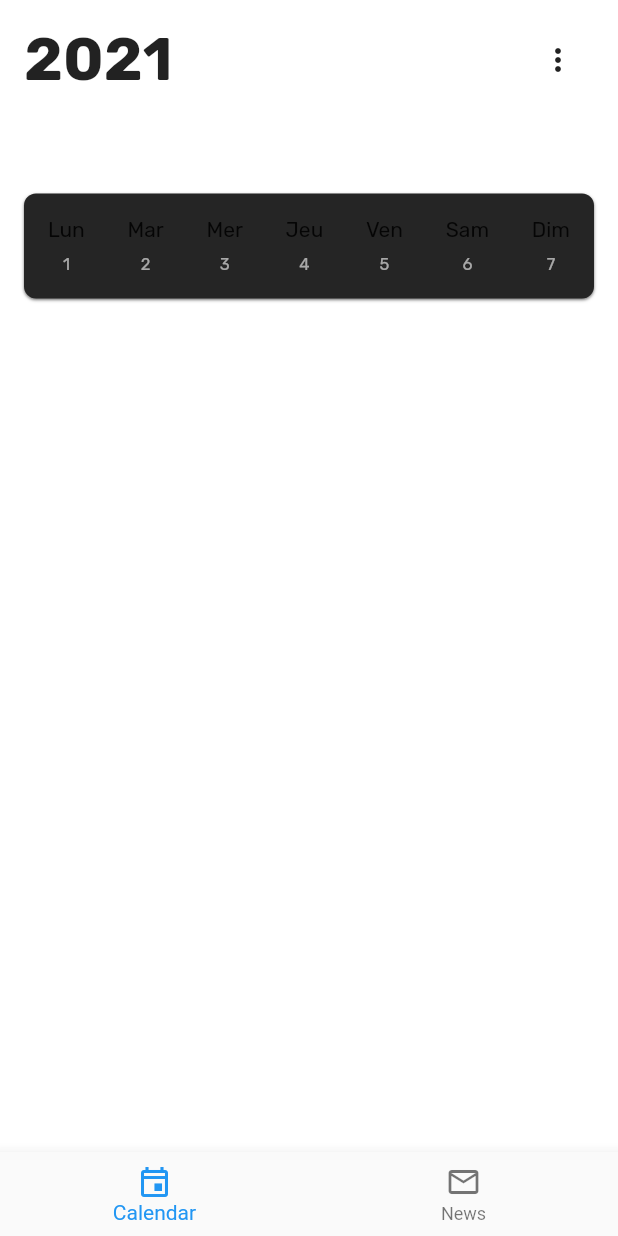
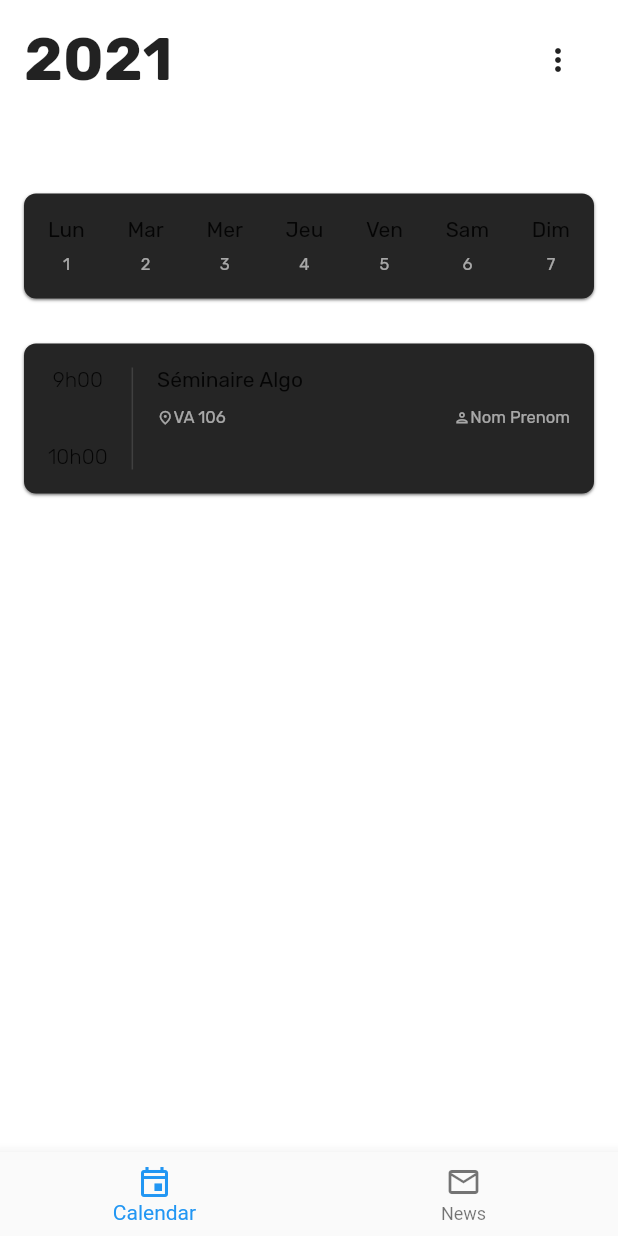
Before and after one commit to gastbob40/infinity-app, a Flutter app: the screen it shows after launch, on a phone screen of 412 x 824 dp. Run offline on Flutter 3.47's test engine with Material 2 defaults, Android fonts, the light colour scheme and no system bars; our stand-ins replace adaptive_theme, google_fonts.

Commit message:
feat (app): add all widgets (WIP)

```diff
--- a/lib/calendar.dart
+++ b/lib/calendar.dart
@@ -1,8 +1,10 @@
 import 'package:flutter/material.dart';
 import 'package:adaptive_theme/adaptive_theme.dart';
+import 'package:flutter/widgets.dart';
 import 'package:google_fonts/google_fonts.dart';
 
 const Color blockColor = Color(0xFF252525);
+const Color separator = Color(0x1FFFFFFF);
 
 class Calendar extends StatelessWidget {
   @override
@@ -31,7 +33,9 @@ class Calendar extends StatelessWidget {
                   Text(
                     'Septembre',
                     style: GoogleFonts.rubik(
-                        fontSize: 30, fontWeight: FontWeight.w100, color: Colors.white60),
+                        fontSize: 30,
+                        fontWeight: FontWeight.w100,
+                        color: Colors.white60),
                   )
                 ],
               ),
@@ -97,14 +101,84 @@ class Calendar extends StatelessWidget {
                         Text(
                           e[1].toString(),
                           style: GoogleFonts.rubik(
-                            fontSize: 11,
-                            color: Colors.white60
-                          ),
+                              fontSize: 11, color: Colors.white60),
                         )
                       ]))
                   .toList(),
             ),
           ),
+          SizedBox(
+            height: 30,
+          ),
+          SingleChildScrollView(
+            child: Column(children: [
+              Container(
+                  decoration: BoxDecoration(
+                    color: blockColor,
+                    borderRadius: BorderRadius.circular(8),
+                    boxShadow: [
+                      BoxShadow(
+                        color: Colors.black54,
+                        blurRadius: 1,
+                        offset: Offset(0, 1), // Shadow position
+                      )
+                    ],
+                  ),
+                  height: 100,
+                  padding: EdgeInsets.all(16),
+                  child: Row(
+                    children: [
+                      Container(
+                        decoration: BoxDecoration(
+                          border: Border(
+                              right: BorderSide(width: 1, color: separator)),
+                        ),
+                        padding: EdgeInsets.fromLTRB(0, 0, 16, 0),
+                        child: Column(
+                          mainAxisAlignment: MainAxisAlignment.spaceBetween,
+                          children: [
+                            Text(
+                              '9h00',
+                              style: GoogleFonts.rubik(
+                                  fontWeight: FontWeight.w100),
+                            ),
+                            Text(
+                              '10h00',
+                              style: GoogleFonts.rubik(
+                                  fontWeight: FontWeight.w100),
+                            )
+                          ],
+                        ),
+                      ),
+                      Expanded(
+                          child: Container(
+                            padding: EdgeInsets.fromLTRB(16, 0, 0, 0),
+                        child: Column(
+                          mainAxisAlignment: MainAxisAlignment.start,
+                          crossAxisAlignment: CrossAxisAlignment.start,
+                          children: [
+                            Text('Séminaire Algo', style: GoogleFonts.rubik()),
+                            SizedBox(height: 10,),
+                            Row(
+                              mainAxisAlignment: MainAxisAlignment.spaceBetween,
+                              children: [
+                                Row(children: [
+                                  Icon(Icons.place_outlined, size: 11, color: Colors.white60,),
+                                  Text('VA 106', style: GoogleFonts.rubik(fontSize: 11, color: Colors.white60),)
+                                ],),
+                                Row(children: [
+                                  Icon(Icons.person_outlined, size: 11, color: Colors.white60,),
+                                  Text('Nom Prenom', style: GoogleFonts.rubik(fontSize: 11, color: Colors.white60),)
+                                ],)
+                              ],
+                            )
+                          ],
+                        ),
+                      ))
+                    ],
+                  ))
+            ]),
+          )
         ],
       ),
     ));
```
